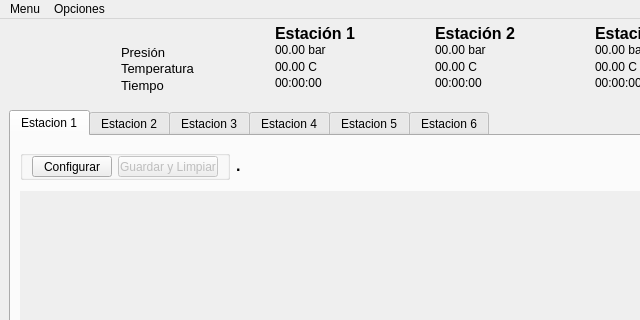
Before: the Qt Designer form components/datavisualizer.ui in eastanganelli/HoopTesting_DataCollector, drawn with Qt 5; both pictures show x 0 to 640 and y 0 to 320 of the 1280 by 720 pixel window.
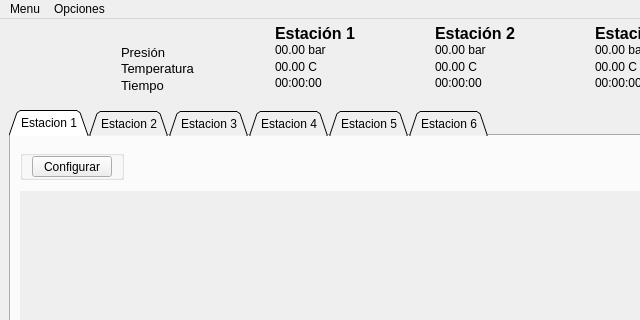
After: the same form once the commit is applied. Icons and pictures are not drawn. Custom widgets are drawn as their Qt base class.

```diff
--- a/components/datavisualizer.ui
+++ b/components/datavisualizer.ui
@@ -872,7 +872,7 @@
        <enum>QTabWidget::TabPosition::North</enum>
       </property>
       <property name="tabShape">
-       <enum>QTabWidget::TabShape::Rounded</enum>
+       <enum>QTabWidget::TabShape::Triangular</enum>
       </property>
       <property name="currentIndex">
        <number>0</number>
@@ -888,7 +888,17 @@
         <string>Estacion 1</string>
        </attribute>
        <layout class="QGridLayout" name="gridLayout_7">
-        <item row="0" column="2">
+        <item row="1" column="0" colspan="2">
+         <widget class="PressureTempGraph" name="GraphE_1" native="true">
+          <property name="enabled">
+           <bool>true</bool>
+          </property>
+          <property name="autoFillBackground">
+           <bool>true</bool>
+          </property>
+         </widget>
+        </item>
+        <item row="0" column="1">
          <spacer name="horizontalSpacer">
           <property name="orientation">
            <enum>Qt::Orientation::Horizontal</enum>
@@ -925,25 +935,6 @@
            <property name="bottomMargin">
             <number>0</number>
            </property>
-           <item row="0" column="1">
-            <widget class="QPushButton" name="btnSvClr_1">
-             <property name="enabled">
-              <bool>false</bool>
-             </property>
-             <property name="maximumSize">
-              <size>
-               <width>100</width>
-               <height>100</height>
-              </size>
-             </property>
-             <property name="text">
-              <string>Guardar y Limpiar</string>
-             </property>
-             <property name="flat">
-              <bool>false</bool>
-             </property>
-            </widget>
-           </item>
            <item row="0" column="0">
             <widget class="QPushButton" name="btnEstConfig_1">
              <property name="enabled">
@@ -963,35 +954,6 @@
           </layout>
          </widget>
         </item>
-        <item row="1" column="0" colspan="3">
-         <widget class="PressureTempGraph" name="GraphE_1" native="true">
-          <property name="enabled">
-           <bool>true</bool>
-          </property>
-          <property name="autoFillBackground">
-           <bool>true</bool>
-          </property>
-         </widget>
-        </item>
-        <item row="0" column="1">
-         <widget class="QLabel" name="lblState_1">
-          <property name="enabled">
-           <bool>true</bool>
-          </property>
-          <property name="font">
-           <font>
-            <pointsize>12</pointsize>
-            <bold>true</bold>
-           </font>
-          </property>
-          <property name="text">
-           <string>.</string>
-          </property>
-          <property name="textFormat">
-           <enum>Qt::TextFormat::AutoText</enum>
-          </property>
-         </widget>
-        </item>
        </layout>
       </widget>
       <widget class="QWidget" name="Station_2">
```
Left out of the diff: 270 changed lines with no effect on the pictures.
